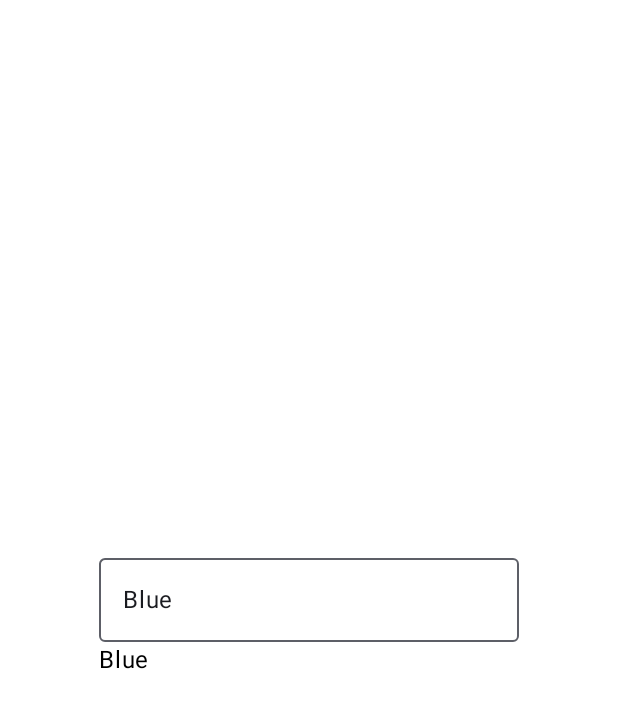
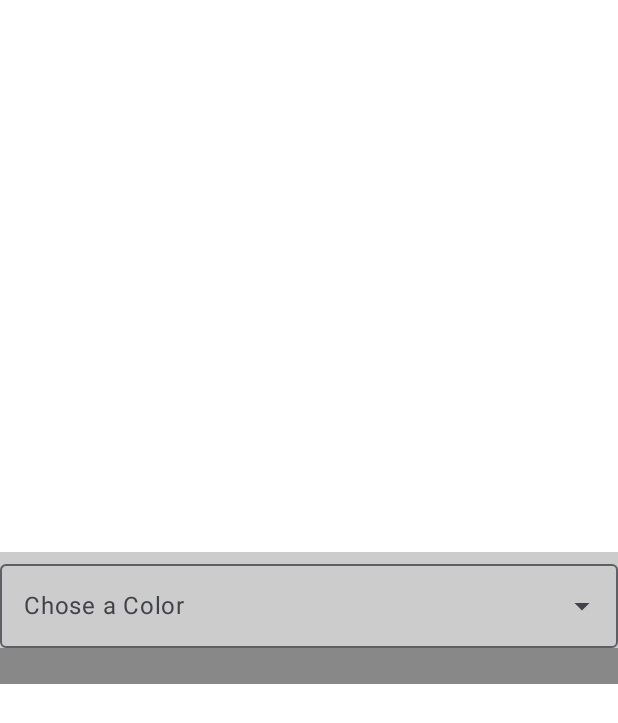
Before and after one commit to aidenc17/ColorChooser, an Android app built with Jetpack Compose: the @Preview function ColorPickerPreview, on a phone screen of 412 x 824 dp. Shown: the top 723 px of the screen. Run offline under Robolectric (Android 15) with nearby library versions, the phone set to English and light mode, and no system bars.

Commit message:
bad news. drop down works but no colors show

```diff
--- a/app/src/main/java/com/example/colorchooser/MainActivity.kt
+++ b/app/src/main/java/com/example/colorchooser/MainActivity.kt
@@ -1,21 +1,29 @@
-package com.example.colorpicker
 
 import android.os.Bundle
 import androidx.activity.ComponentActivity
 import androidx.activity.compose.setContent
 import androidx.activity.enableEdgeToEdge
+import androidx.compose.foundation.background
 import androidx.compose.foundation.layout.Column
 import androidx.compose.foundation.layout.fillMaxSize
+import androidx.compose.foundation.layout.fillMaxWidth
 import androidx.compose.foundation.layout.padding
 import androidx.compose.foundation.layout.wrapContentSize
+import androidx.compose.material3.DropdownMenuItem
 import androidx.compose.material3.ExperimentalMaterial3Api
 import androidx.compose.material3.ExposedDropdownMenuBox
+import androidx.compose.material3.ExposedDropdownMenuDefaults
 import androidx.compose.material3.OutlinedTextField
 import androidx.compose.material3.Scaffold
 import androidx.compose.material3.Text
 import androidx.compose.runtime.Composable
+import androidx.compose.runtime.getValue
+import androidx.compose.runtime.mutableStateOf
+import androidx.compose.runtime.remember
+import androidx.compose.runtime.setValue
 import androidx.compose.ui.Alignment
 import androidx.compose.ui.Modifier
+import androidx.compose.ui.graphics.Color
 import androidx.compose.ui.tooling.preview.Preview
 import com.example.colorchooser.ui.theme.ColorChooserTheme
 
@@ -40,11 +48,28 @@ class MainActivity : ComponentActivity() {
 fun ColorChooserApp(
     modifier: Modifier = Modifier,
 ) {
+
+    val colorsList = listOf("Blue", "Red", "Green")
+    var currentColor by remember { mutableStateOf("") }
+
+    val backgroundColor = when (currentColor) {
+        "Blue" -> Color.Blue
+        "Red" -> Color.Red
+        "Green" -> Color.Green
+        else -> Color.Gray
+    }
+
     Column(
         modifier = modifier
+            .background(backgroundColor)
+            .fillMaxWidth()
     ) {
-        ColorChooserMenu("Blue")
-        Text(text= "Blue")
+        ColorChooserMenu(
+            colorName= currentColor,
+            colorsList = colorsList,
+            setColor = {newColor -> currentColor = newColor}
+        )
+        Text(text= currentColor)
     }
 }
 
@@ -52,18 +77,44 @@ fun ColorChooserApp(
 @Composable
 fun ColorChooserMenu(
     colorName: String,
+    colorsList: List<String>,
+    setColor: (String) -> Unit,
     modifier: Modifier = Modifier
 ) {
+    var expanded by remember { mutableStateOf(false) }
+
+
     ExposedDropdownMenuBox(
-        expanded = false,
-        onExpandedChange = {}
+        expanded = expanded,
+        onExpandedChange = { expanded = !expanded },
+        modifier = modifier
+            .background(color = Color.LightGray)
     ) {
         OutlinedTextField(
             value = colorName,
             readOnly = true,
-            onValueChange = {}
+            onValueChange = {},
+            label = { Text("Chose a Color") },
+            trailingIcon = { ExposedDropdownMenuDefaults.TrailingIcon(expanded = expanded) },
+            modifier = modifier
+                .menuAnchor()
+                .fillMaxWidth()
         )
 
+        ExposedDropdownMenu(
+            expanded = expanded,
+            onDismissRequest = {expanded = false}
+        ) {
+            colorsList.forEach() { color ->
+                DropdownMenuItem(
+                    text = { Text(color) },
+                    onClick = {
+
+                        expanded = false
+                    }
+                )
+            }
+        }
     }
 }
 
@@ -74,6 +125,7 @@ fun ColorPickerPreview() {
         ColorChooserApp(
             Modifier
                 .fillMaxSize()
-                .wrapContentSize(Alignment.Center))
+                .wrapContentSize(Alignment.Center)
+        )
     }
 }
```
